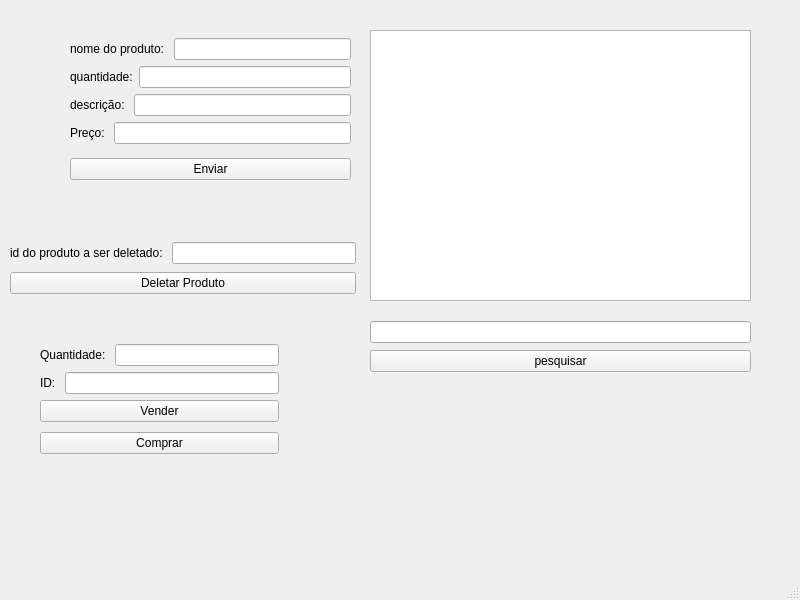
GabR36/QEstoqueLoja, file mainwindow.ui: the form before one commit.
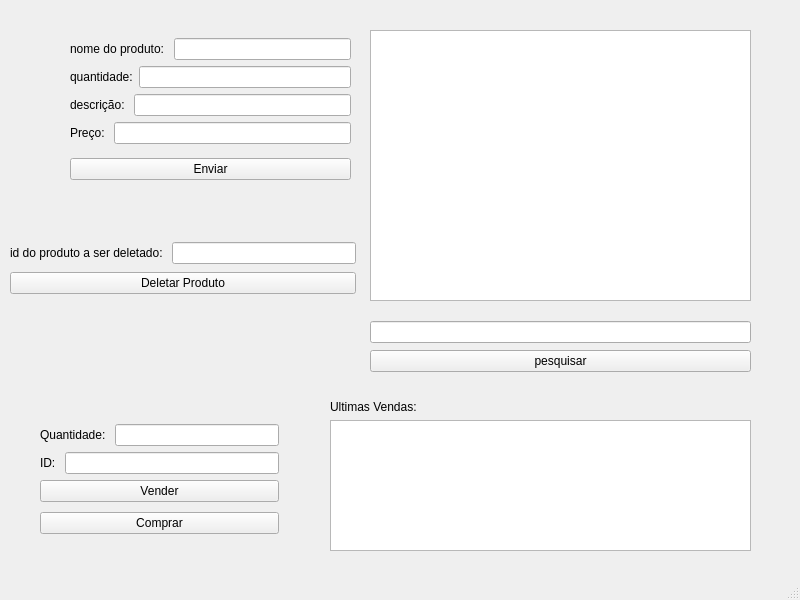
The form after the commit.

Commit message: historico vendas

What changed in the file:
```diff
--- a/mainwindow.ui
+++ b/mainwindow.ui
@@ -170,11 +170,11 @@
      </item>
     </layout>
    </widget>
-   <widget class="QWidget" name="">
+   <widget class="QWidget" name="layoutWidget">
     <property name="geometry">
      <rect>
       <x>40</x>
-      <y>340</y>
+      <y>420</y>
       <width>239</width>
       <height>120</height>
      </rect>
@@ -228,6 +228,28 @@
      </item>
     </layout>
    </widget>
+   <widget class="QWidget" name="layoutWidget">
+    <property name="geometry">
+     <rect>
+      <x>330</x>
+      <y>400</y>
+      <width>421</width>
+      <height>151</height>
+     </rect>
+    </property>
+    <layout class="QVBoxLayout" name="verticalLayout_10">
+     <item>
+      <widget class="QLabel" name="label_7">
+       <property name="text">
+        <string>Ultimas Vendas:</string>
+       </property>
+      </widget>
+     </item>
+     <item>
+      <widget class="QTableView" name="tableViewVendas"/>
+     </item>
+    </layout>
+   </widget>
   </widget>
   <widget class="QMenuBar" name="menubar">
    <property name="geometry">
```
Left out of the diff: 2 changed lines with no effect on the pictures. The commit also changes 6 other files.
